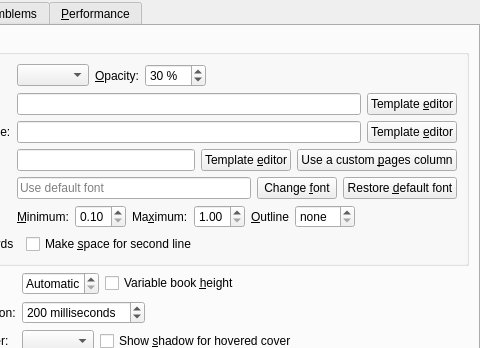
Qt form src/calibre/gui2/preferences/look_feel_tabs/bookshelf_view.ui (kovidgoyal/calibre) before a commit; both pictures show x 146 to 626 and y 0 to 348 of the 626 by 521 pixel window.
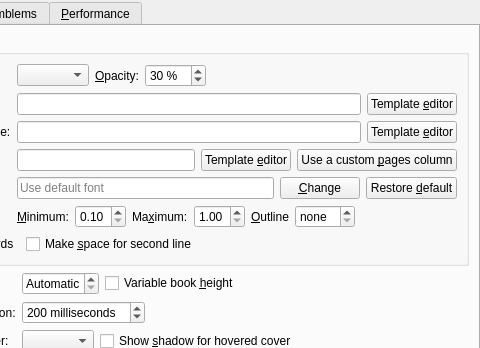
The same form after that commit. Icons and pictures are not drawn. Custom widgets are drawn as their Qt base class.

Commit message: Use a different icon for restore default font button

Patch:
```diff
--- a/src/calibre/gui2/preferences/look_feel_tabs/bookshelf_view.ui
+++ b/src/calibre/gui2/preferences/look_feel_tabs/bookshelf_view.ui
@@ -540,14 +540,14 @@
          <item>
           <widget class="QPushButton" name="change_font_button">
            <property name="text">
-            <string>Change &amp;font</string>
+            <string>&amp;Change</string>
            </property>
           </widget>
          </item>
          <item>
           <widget class="QPushButton" name="restore_default_font_button">
            <property name="text">
-            <string>Restore &amp;default font</string>
+            <string>Restore &amp;default</string>
            </property>
            <property name="icon">
             <iconset>
```
Left out of the diff: 2 changed lines with no effect on the pictures.
